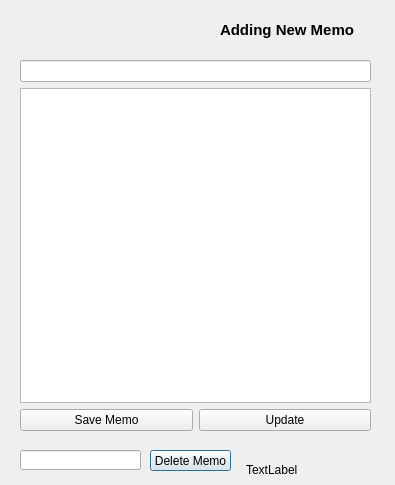
This is newmemo.ui in Ruwan-Ranganath/Memo-Book as Qt 5 draws it before an edit. The edited form follows.
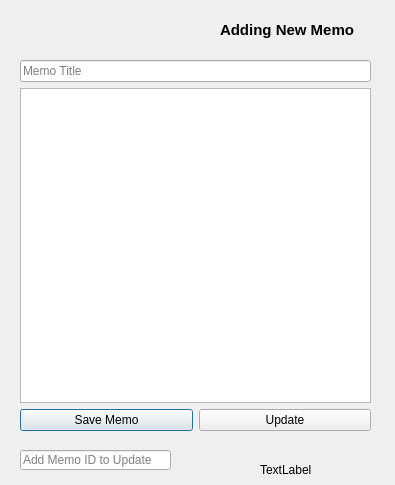
This is the edited form.

What changed in the file:
```diff
--- a/newmemo.ui
+++ b/newmemo.ui
@@ -29,7 +29,7 @@
   <widget class="QLabel" name="label">
    <property name="geometry">
     <rect>
-     <x>246</x>
+     <x>260</x>
      <y>460</y>
      <width>121</width>
      <height>20</height>
@@ -44,25 +44,15 @@
     <rect>
      <x>20</x>
      <y>450</y>
-     <width>121</width>
+     <width>151</width>
      <height>20</height>
     </rect>
    </property>
-  </widget>
-  <widget class="QPushButton" name="btnmemodelete">
-   <property name="geometry">
-    <rect>
-     <x>150</x>
-     <y>450</y>
-     <width>81</width>
-     <height>21</height>
-    </rect>
+   <property name="placeholderText">
+    <string>Add Memo ID to Update</string>
    </property>
-   <property name="text">
-    <string>Delete Memo</string>
-   </property>
   </widget>
-  <widget class="QWidget" name="">
+  <widget class="QWidget" name="layoutWidget">
    <property name="geometry">
     <rect>
      <x>20</x>
@@ -75,7 +65,11 @@
     <item>
      <layout class="QVBoxLayout" name="verticalLayout">
       <item>
-       <widget class="QLineEdit" name="memoTitile"/>
+       <widget class="QLineEdit" name="memoTitile">
+        <property name="placeholderText">
+         <string>Memo Title</string>
+        </property>
+       </widget>
       </item>
       <item>
        <widget class="QPlainTextEdit" name="plainTextEdit">
```
Left out of the diff: 3 changed lines with no effect on the pictures.
